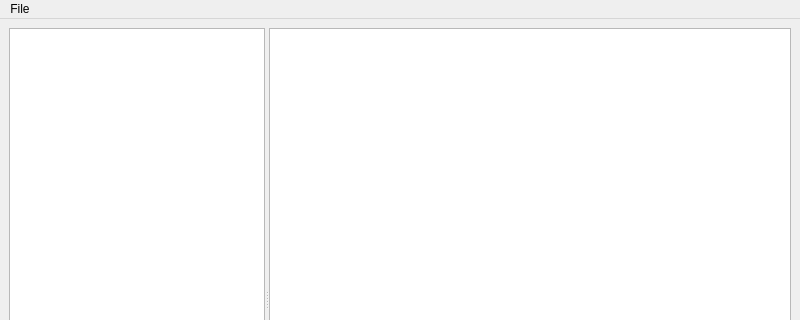
patrickbivona/EnergyPlusToolsForMac, file IDFEditorForMac/idf_editor.ui: the form before one commit; both pictures show x 0 to 800 and y 0 to 320 of the 800 by 600 pixel window.
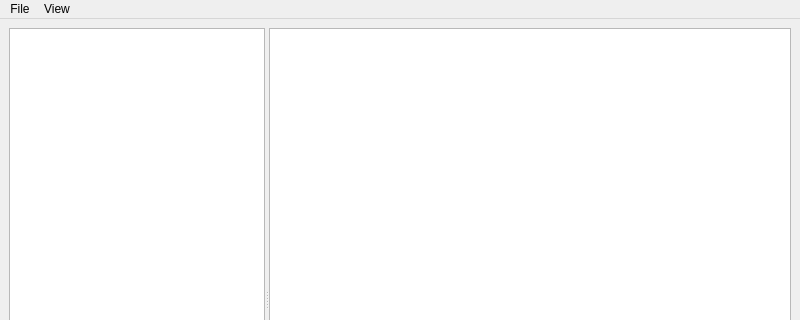
The form after the commit.

```diff
--- a/IDFEditorForMac/idf_editor.ui
+++ b/IDFEditorForMac/idf_editor.ui
@@ -59,7 +59,14 @@
     <addaction name="separator"/>
     <addaction name="actionClose"/>
    </widget>
+   <widget class="QMenu" name="menuView">
+    <property name="title">
+     <string>View</string>
+    </property>
+    <addaction name="actionShowClassesWithObjectsOnly"/>
+   </widget>
    <addaction name="menuFile"/>
+   <addaction name="menuView"/>
   </widget>
   <widget class="QStatusBar" name="statusbar"/>
   <action name="actionOpen">
```
Left out of the diff: 33 changed lines with no effect on the pictures.
